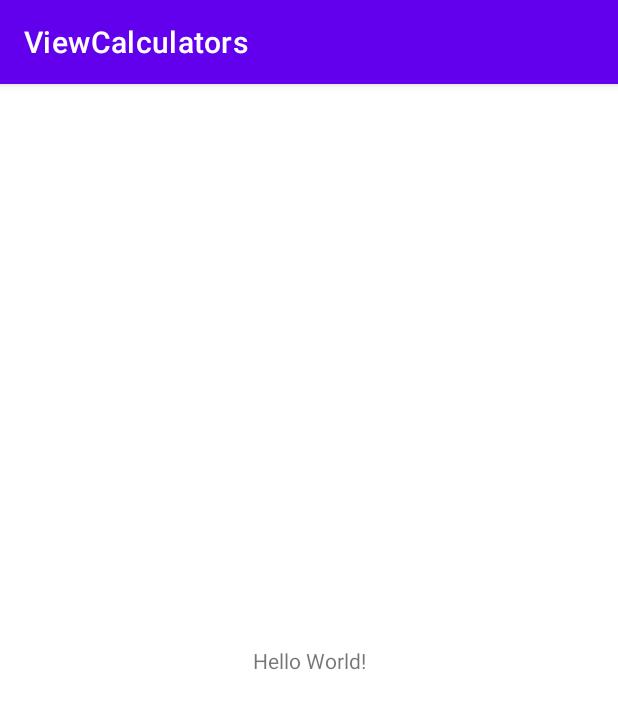
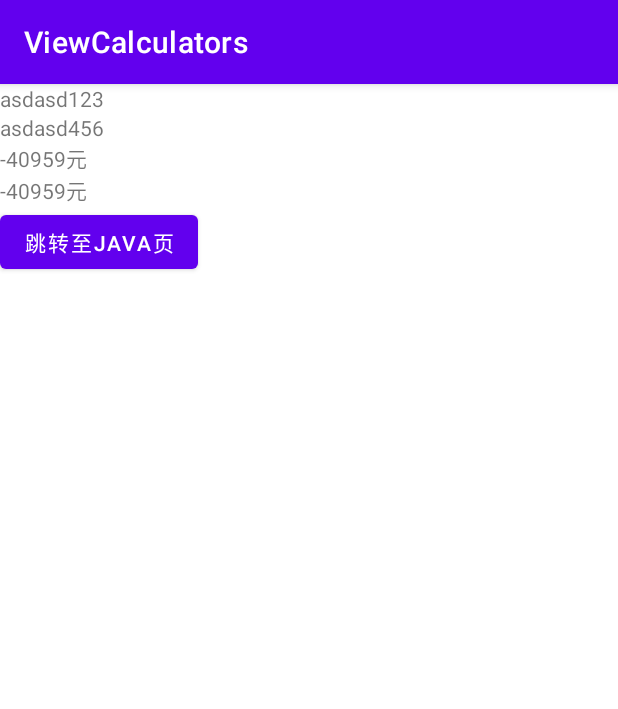
Before and after one commit to RubinTry/ViewCalculators, an Android app: the screen it shows after launch (MainActivity), on a phone screen of 412 x 824 dp. Shown: the top 709 px of the screen. Run offline under Robolectric (Android 15) with nearby library versions, the phone set to English and light mode, and no system bars.

Commit message:
优化了api调用，针对Integer、BigDecimal实现了加减乘除功能，若with()方法中传入BigDecimal，则可以在乘、除运算时传入需要保留的小数位数

```diff
--- a/app/src/main/AndroidManifest.xml
+++ b/app/src/main/AndroidManifest.xml
@@ -10,6 +10,9 @@
         android:supportsRtl="true"
         android:theme="@style/Theme.ViewCalculators">
         <activity
+            android:name=".MainActivity2"
+            android:exported="false" />
+        <activity
             android:name=".MainActivity"
             android:exported="true">
             <intent-filter>
--- a/app/src/main/java/cn/rubintry/viewcalculators/BaseCalculator.kt
+++ b/app/src/main/java/cn/rubintry/viewcalculators/BaseCalculator.kt
@@ -1,18 +1,76 @@
 package cn.rubintry.viewcalculators
 
 import android.widget.TextView
+import java.math.BigDecimal
 import java.util.regex.Pattern
 
-open class BaseCalculator {
+open class BaseCalculator<T: Number> {
 
-    protected var targetSets : MutableSet<Target> = mutableSetOf()
+    protected var resultModule : DefaultModule<T>? = null
 
-    protected var resultModule = DefaultModule(null)
+    protected var forcePositive = false
 
-    inner class DefaultModule(override var textView: TextView?) : IModule{
-        override fun getNumberFromView(): Any {
-            return 0
+    fun checkResultNotNull(){
+        if(null == resultModule){
+            resultModule = DefaultModule(null)
         }
+    }
+
+
+    /**
+     * 基础数据模型
+     *
+     * @param N
+     * @property textView
+     */
+    inner class DefaultModule<N : Number>(override var textView: TextView?) : IModule<N>{
+        private var result = "0"
+        private var unit: String = ""
+
+        override fun getNumberFromView(): String {
+            if(forcePositive && result.startsWith("-")){
+                result = result.substring(1 , result.length)
+            }
+            if(unit.isNotEmpty() && !result.endsWith(unit)){
+                result = result.plus(unit)
+            }
+            return result
+        }
+
+        override fun add(value: IModule<N>): String {
+            result = value.add(this)
+            return result
+        }
+
+        override fun subtract(value: IModule<N>): String {
+            result = value.subtract(this)
+            return result
+        }
+
+        override fun multiply(value: IModule<N>, scale: Int): String {
+            result = value.multiply(this , scale)
+            return result
+        }
+
+        override fun divide(value: IModule<N>, scale: Int): String {
+            result = value.divide(this , scale)
+            return result
+        }
+
+        override fun toString(): String {
+            if(forcePositive && result.startsWith("-")){
+                result = result.substring(1 , result.length)
+            }
+            if(unit.isNotEmpty()){
+                result = result.plus(unit)
+            }
+            return result
+        }
+
+        override fun appendUnit(unit: String) {
+            this.unit = unit
+        }
+
     }
 
 }
@@ -30,7 +88,6 @@ internal fun CharSequence.getNumber(): List<CharSequence> {
     while(m.find()){
         val result = this.subSequence(m.start() , m.end())
         numberList.add(result)
-        println(result)
     }
     return numberList
 }
--- a/app/src/main/java/cn/rubintry/viewcalculators/BigDecimalCalculator.kt
+++ b/app/src/main/java/cn/rubintry/viewcalculators/BigDecimalCalculator.kt
@@ -1,27 +1,142 @@
 package cn.rubintry.viewcalculators
 
 import android.widget.TextView
+import java.math.BigDecimal
 
-class BigDecimalCalculator : BaseCalculator() , ICalculator  {
-    override fun add(value: IModule): ICalculator {
-        TODO("Not yet implemented")
+
+/**
+ * 高精度浮点计算器
+ */
+class BigDecimalCalculator : BaseCalculator<BigDecimal>() , ICalculator<BigDecimal>  {
+
+    override fun forcePositive(): BigDecimalCalculator {
+        forcePositive = true
+        return this
     }
 
-    override fun add(value: TextView): ICalculator {
-        TODO("Not yet implemented")
+    override fun add(value: Any?): BigDecimalCalculator {
+        checkResultNotNull()
+        when(value){
+            is BigDecimalModule -> {
+                resultModule?.add(value)
+            }
+
+            is TextView -> {
+                resultModule?.add(BigDecimalModule(value))
+            }
+
+            is String? -> {
+                resultModule?.add(BigDecimalModule(value ?: "0"))
+            }
+
+            is Int -> {
+                resultModule?.add(BigDecimalModule(value.toString()))
+            }
+
+            is Double -> {
+                resultModule?.add(BigDecimalModule(value.toString()))
+            }
+        }
+
+        return this
+    }
+
+    override fun subtract(value: Any?): BigDecimalCalculator {
+        checkResultNotNull()
+        when(value){
+            is BigDecimalModule -> {
+                resultModule?.subtract(value)
+            }
+
+            is TextView -> {
+                resultModule?.subtract(BigDecimalModule(value))
+            }
+
+            is String? -> {
+                resultModule?.subtract(BigDecimalModule(value ?: "0"))
+            }
+
+            is Int -> {
+                resultModule?.subtract(BigDecimalModule(value.toString()))
+            }
+
+            is Double -> {
+                resultModule?.add(BigDecimalModule(value.toString()))
+            }
+        }
+        return this
     }
 
 
-    override fun into(vararg target: TextView) {
-        for (textView in target) {
-            targetSets.add(ViewTarget(textView))
+    override fun multiply(value: Any?, scale: Int): ICalculator<BigDecimal> {
+        checkResultNotNull()
+        when(value){
+            is BigDecimalModule -> {
+                resultModule?.multiply(value , scale)
+            }
+
+            is TextView -> {
+                resultModule?.multiply(BigDecimalModule(value))
+            }
+
+            is String? -> {
+                resultModule?.multiply(BigDecimalModule(value ?: "0") , scale)
+            }
+
+            is Int -> {
+                resultModule?.multiply(BigDecimalModule(value.toString()) , scale)
+            }
+
+            is Double -> {
+                resultModule?.add(BigDecimalModule(value.toString()))
+            }
         }
+        return this
     }
 
-    override fun into(vararg target: Target) {
-        for (tar in target) {
-            targetSets.add(tar)
+
+    override fun divide(value: Any?, scale: Int): ICalculator<BigDecimal> {
+        checkResultNotNull()
+        when(value){
+            is BigDecimalModule -> {
+                resultModule?.divide(value , scale)
+            }
+
+            is TextView -> {
+                resultModule?.divide(BigDecimalModule(value) , scale)
+            }
+
+            is String? -> {
+                resultModule?.divide(BigDecimalModule(value ?: "0") , scale)
+            }
+
+            is Int -> {
+                resultModule?.divide(BigDecimalModule(value.toString()) , scale)
+            }
+
+            is Double -> {
+                resultModule?.add(BigDecimalModule(value.toString()))
+            }
         }
+        return this
+    }
+
+    override fun appendUnit(unit: String): BigDecimalCalculator {
+        checkResultNotNull()
+        resultModule?.appendUnit(unit)
+        return this
+    }
+
+    override fun into(vararg target: TextView?) : BigDecimalCalculator{
+        assert(resultModule != null){"请先调用加减乘除方法"}
+        for (textView in target) {
+            textView?.text = resultModule?.getNumberFromView()
+        }
+        return this
+    }
+
+    override fun toString(): String {
+        return resultModule.toString()
     }
 
 
--- /dev/null
+++ b/app/src/main/java/cn/rubintry/viewcalculators/BigDecimalModule.kt
@@ -0,0 +1,52 @@
+package cn.rubintry.viewcalculators
+
+import android.widget.TextView
+import java.math.BigDecimal
+
+class BigDecimalModule(override var textView: TextView?) : IModule<BigDecimal> {
+    private var resultValue : String ?= null
+
+    constructor(value: String): this(null){
+        resultValue = value
+    }
+
+    override fun getNumberFromView(): String {
+        return resultValue?.getNumber()?.get(0)?.toString() ?: textView?.getNumberString() ?: "0"
+    }
+
+    override fun add(value: IModule<BigDecimal>) : String{
+        return getNumberFromView().toBigDecimal()
+            .add(value.getNumberFromView().toBigDecimal())?.toPlainString() ?: "0"
+    }
+
+    override fun subtract(value: IModule<BigDecimal>): String {
+        return value.getNumberFromView().toBigDecimal()
+            .subtract(getNumberFromView().toBigDecimal())?.toPlainString() ?: "0"
+    }
+
+    override fun multiply(value: IModule<BigDecimal>, scale: Int): String {
+        return value.getNumberFromView().toBigDecimal()
+            .multiply(getNumberFromView().toBigDecimal())
+            .setScale(scale)
+            .toPlainString()
+    }
+
+    override fun divide(value: IModule<BigDecimal>, scale: Int): String {
+        assert(getNumberFromView() != "0"){"除数不可为0"}
+        return value.getNumberFromView().toBigDecimal()
+            .divide(getNumberFromView().toBigDecimal() , scale , BigDecimal.ROUND_DOWN)
+            .toPlainString()
+    }
+
+    override fun toString(): String {
+        return getNumberFromView()
+    }
+
+    override fun appendUnit(unit: String) {
+
+    }
+
+
+
+
+}
--- a/app/src/main/java/cn/rubintry/viewcalculators/CalculatorFactory.kt
+++ b/app/src/main/java/cn/rubintry/viewcalculators/CalculatorFactory.kt
@@ -6,7 +6,10 @@ final class CalculatorFactory {
 
     companion object{
         @JvmStatic
-        fun create(clazz: Class<out Number>) : ICalculator{
+        fun create(clazz: Class<out Number>) : ICalculator<*>{
+            if(clazz.isInterface){
+                throw IllegalArgumentException("请传入具体的数值实现类，以便进行运算。如：Integer(java里的) , BigDecimal")
+            }
             return when{
                 clazz.isAssignableFrom(BigDecimal::class.java) -> {
                     BigDecimalCalculator()
--- a/app/src/main/java/cn/rubintry/viewcalculators/ICalculator.kt
+++ b/app/src/main/java/cn/rubintry/viewcalculators/ICalculator.kt
@@ -2,12 +2,59 @@ package cn.rubintry.viewcalculators
 
 import android.widget.TextView
 
-interface ICalculator {
-    fun add(value: IModule) : ICalculator
+interface ICalculator<T : Number> {
+    /**
+     * 强制获取正数
+     */
+    fun forcePositive(): ICalculator<T>
 
-    fun add(value: TextView) : ICalculator
+    /**
+     * 加法运算
+     * @param value  参与运算的值
+     */
+    fun add(value: Any?) : ICalculator<T>
 
-    fun into(vararg target : TextView)
 
-    fun into(vararg target: Target)
+    /**
+     * 减法运算
+     * @param value  参与运算的值
+     */
+    fun subtract(value: Any?) : ICalculator<T>
+
+    /**
+     * 乘法运算
+     *
+     * @param value 参与运算的值
+     * @param scale 运算结果保留几位小数
+     * @return
+     */
+    fun multiply(value: Any? , scale: Int = 0): ICalculator<T>
+
+
+    /**
+     * 除法运算
+     *
+     * @param value 参与运算的值
+     * @param scale 运算结果保留几位小数
+     * @return
+     */
+    fun divide(value: Any? , scale: Int = 0): ICalculator<T>
+
+    /**
+     * 将运算结果装进目标节点
+     * @param target 目标节点（要展示的地方）
+     */
+    fun into(vararg target : TextView?) : ICalculator<T>
+
+    /**
+     * 添加单位
+     * @param unit 单位：例如，元
+     */
+    fun appendUnit(unit: String) : ICalculator<T>
+
+
+    /**
+     * 返回结果
+     */
+    override fun toString(): String
 }
--- a/app/src/main/java/cn/rubintry/viewcalculators/IModule.kt
+++ b/app/src/main/java/cn/rubintry/viewcalculators/IModule.kt
@@ -1,17 +1,23 @@
 package cn.rubintry.viewcalculators
 
 import android.widget.TextView
-import java.math.BigDecimal
 
 
-interface IModule {
+interface IModule<T : Number> {
+
     var textView : TextView?
 
-    fun add(value: IModule)
+    fun add(value: IModule<T>) : String
 
-    fun getNumberFromView() : Any
+    fun subtract(value: IModule<T>) : String
+
+    fun multiply(value: IModule<T> , scale: Int = 0) : String
+
+    fun divide(value: IModule<T> , scale: Int = 0): String
+
+    fun appendUnit(unit: String)
+
+    fun getNumberFromView() : String
+
+    override fun toString() : String
 }
-
-inline fun <reified T : Number> IModule.getNumber(): T {
-    return ValueCaster.cast(textView?.text ?: "0")
-}
--- a/app/src/main/java/cn/rubintry/viewcalculators/MainActivity.kt
+++ b/app/src/main/java/cn/rubintry/viewcalculators/MainActivity.kt
@@ -1,19 +1,72 @@
 package cn.rubintry.viewcalculators
 
+import android.content.Intent
 import androidx.appcompat.app.AppCompatActivity
 import android.os.Bundle
+import android.view.View
+import android.widget.Button
+import android.widget.TextView
 import java.math.BigDecimal
 
-class MainActivity : AppCompatActivity() {
+class MainActivity : AppCompatActivity(), View.OnClickListener {
     private var str = "sfdfffsd-123bddsdas-123sadasd0.23"
+    private var tvParam1: TextView ?= null
+    private var tvParam2: TextView ?= null
+    private var tvResult: TextView ?= null
+    private var tvResult2: TextView ?= null
+    private var btnGotoJava: Button ?= null
     override fun onCreate(savedInstanceState: Bundle?) {
         super.onCreate(savedInstanceState)
         setContentView(R.layout.activity_main)
+        tvParam1 = findViewById(R.id.tv_param1)
+        tvParam2 = findViewById(R.id.tv_param2)
+        tvResult = findViewById(R.id.tv_result)
+        tvResult2 = findViewById(R.id.tv_result2)
+        btnGotoJava = findViewById(R.id.btn_goto_java)
 
-        ViewCalculator.with(BigDecimal::class.java)
+        btnGotoJava?.setOnClickListener(this)
+
+//        /**
+//         * 基本用法
+//         */
+//        ViewCalculator.with(Int::class.java)
+//            .add(1000.6)
+//            .divide(3 , 6)
+//            .appendUnit("元")
+//            .into(tvResult , tvResult2)
 
 
-            .into()
 
+//        /**
+//         * 自定义
+//         */
+//        ViewCalculator.asCustom(BigDecimalCalculator::class.java)
+//            .add(tvParam1)
+//            .subtract(tvParam2)
+//            .multiply(tvParam1)
+//            .divide(123 , 2)
+//            .appendUnit("元")
+//            .into(tvResult , tvResult2)
+
+        /**
+         * 获取结果以便做其他处理
+         */
+        val result = ViewCalculator.with(BigDecimal::class.java)
+            .add(tvParam1)
+            .subtract(tvParam2)
+            .multiply(tvParam1)
+            .appendUnit("元")
+            .into(tvResult , tvResult2)
+            .toString()
+
+        println("result: $result")
+    }
+
+    override fun onClick(v: View?) {
+        when(v?.id){
+            R.id.btn_goto_java -> {
+                startActivity(Intent(this , MainActivity2::class.java))
+            }
+        }
     }
 }
--- a/app/src/main/java/cn/rubintry/viewcalculators/ViewCalculator.kt
+++ b/app/src/main/java/cn/rubintry/viewcalculators/ViewCalculator.kt
@@ -3,16 +3,30 @@ package cn.rubintry.viewcalculators
 final class ViewCalculator {
 
     companion object{
+        /**
+         * 自动解析数据类型获得对应的计算器
+         *
+         * @param T
+         * @param clazz
+         * @return
+         */
         @JvmStatic
-        fun with(clazz: Class<out Number>): ICalculator {
+        fun <T : Number> with(clazz: Class<T>): ICalculator<*> {
             return CalculatorFactory.create(clazz)
         }
 
+        /**
+         * 使用自定义计算器
+         *
+         * @param T
+         * @param C
+         * @param clazz
+         * @return
+         */
         @JvmStatic
-        fun <T : ICalculator> asCustom(clazz: Class<T>): T {
+        fun <T : Number ,C : ICalculator<T>> asCustom(clazz: Class<C>): C {
             return clazz.newInstance()
         }
-
 
     }
 
--- a/app/src/main/res/layout/activity_main.xml
+++ b/app/src/main/res/layout/activity_main.xml
@@ -1,18 +1,57 @@
 <?xml version="1.0" encoding="utf-8"?>
-<androidx.constraintlayout.widget.ConstraintLayout xmlns:android="http://schemas.android.com/apk/res/android"
+<LinearLayout xmlns:android="http://schemas.android.com/apk/res/android"
     xmlns:app="http://schemas.android.com/apk/res-auto"
     xmlns:tools="http://schemas.android.com/tools"
     android:layout_width="match_parent"
     android:layout_height="match_parent"
+    android:orientation="vertical"
     tools:context=".MainActivity">
 
     <TextView
+        android:id="@+id/tv_param1"
         android:layout_width="wrap_content"
         android:layout_height="wrap_content"
-        android:text="Hello World!"
+        android:text="asdasd123"
         app:layout_constraintBottom_toBottomOf="parent"
         app:layout_constraintLeft_toLeftOf="parent"
         app:layout_constraintRight_toRightOf="parent"
         app:layout_constraintTop_toTopOf="parent" />
 
-</androidx.constraintlayout.widget.ConstraintLayout>
+    <TextView
+        android:id="@+id/tv_param2"
+        android:layout_width="wrap_content"
+        android:layout_height="wrap_content"
+        android:text="asdasd456"
+        app:layout_constraintBottom_toBottomOf="parent"
+        app:layout_constraintLeft_toLeftOf="parent"
+        app:layout_constraintRight_toRightOf="parent"
+        app:layout_constraintTop_toTopOf="parent" />
+
+
+    <TextView
+        android:id="@+id/tv_result"
+        android:layout_width="wrap_content"
+        android:layout_height="wrap_content"
+        android:text="result"
+        app:layout_constraintBottom_toBottomOf="parent"
+        app:layout_constraintLeft_toLeftOf="parent"
+        app:layout_constraintRight_toRightOf="parent"
+        app:layout_constraintTop_toTopOf="parent" />
+
+    <TextView
+        android:id="@+id/tv_result2"
+        android:layout_width="wrap_content"
+        android:layout_height="wrap_content"
+        android:text="result"
+        app:layout_constraintBottom_toBottomOf="parent"
+        app:layout_constraintLeft_toLeftOf="parent"
+        app:layout_constraintRight_toRightOf="parent"
+        app:layout_constraintTop_toTopOf="parent" />
+
+    <Button
+        android:id="@+id/btn_goto_java"
+        android:layout_width="wrap_content"
+        android:layout_height="wrap_content"
+        android:text="跳转至java页" />
+
+</LinearLayout>
```
Also changed, not shown: app/src/main/java/cn/rubintry/viewcalculators/IntegerCalculator.kt (+125 -8 lines), app/src/main/java/cn/rubintry/viewcalculators/IntegerModule.kt (added, +51 -0 lines), app/src/main/java/cn/rubintry/viewcalculators/MainActivity2.java (added, +26 -0 lines), app/src/main/java/cn/rubintry/viewcalculators/Target.kt (deleted, +0 -20 lines), app/src/main/java/cn/rubintry/viewcalculators/ValueCaster.kt (deleted, +0 -20 lines), app/src/main/java/cn/rubintry/viewcalculators/ViewTarget.kt (deleted, +0 -7 lines), app/src/main/res/layout/activity_main2.xml (added, +22 -0 lines).
